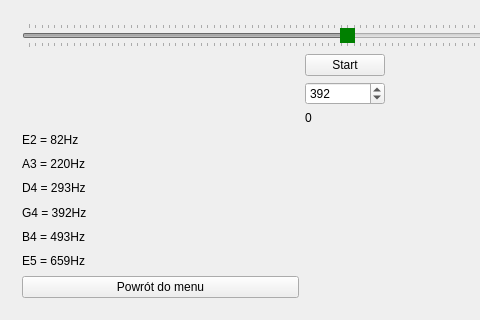
Old version of the form mainwindow.ui in the repository december0123/dzwiekspert; both pictures show x 0 to 480 and y 165 to 485 of the 689 by 485 pixel window.
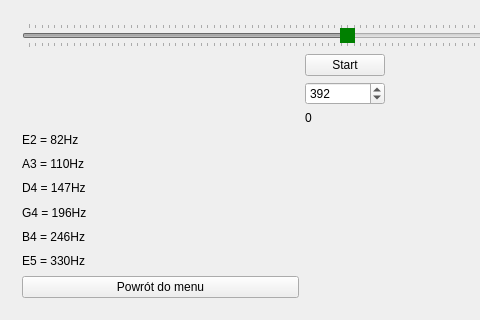
New version of the form.

```diff
--- a/mainwindow.ui
+++ b/mainwindow.ui
@@ -262,35 +262,35 @@
           <item>
            <widget class="QLabel" name="label_2">
             <property name="text">
-             <string>A3 = 220Hz</string>
+             <string>A3 = 110Hz</string>
             </property>
            </widget>
           </item>
           <item>
            <widget class="QLabel" name="label_4">
             <property name="text">
-             <string>D4 = 293Hz</string>
+             <string>D4 = 147Hz</string>
             </property>
            </widget>
           </item>
           <item>
            <widget class="QLabel" name="label_3">
             <property name="text">
-             <string>G4 = 392Hz</string>
+             <string>G4 = 196Hz</string>
             </property>
            </widget>
           </item>
           <item>
            <widget class="QLabel" name="label_5">
             <property name="text">
-             <string>B4 = 493Hz</string>
+             <string>B4 = 246Hz</string>
             </property>
            </widget>
           </item>
           <item>
            <widget class="QLabel" name="label_6">
             <property name="text">
-             <string>E5 = 659Hz</string>
+             <string>E5 = 330Hz</string>
             </property>
            </widget>
           </item>
```
